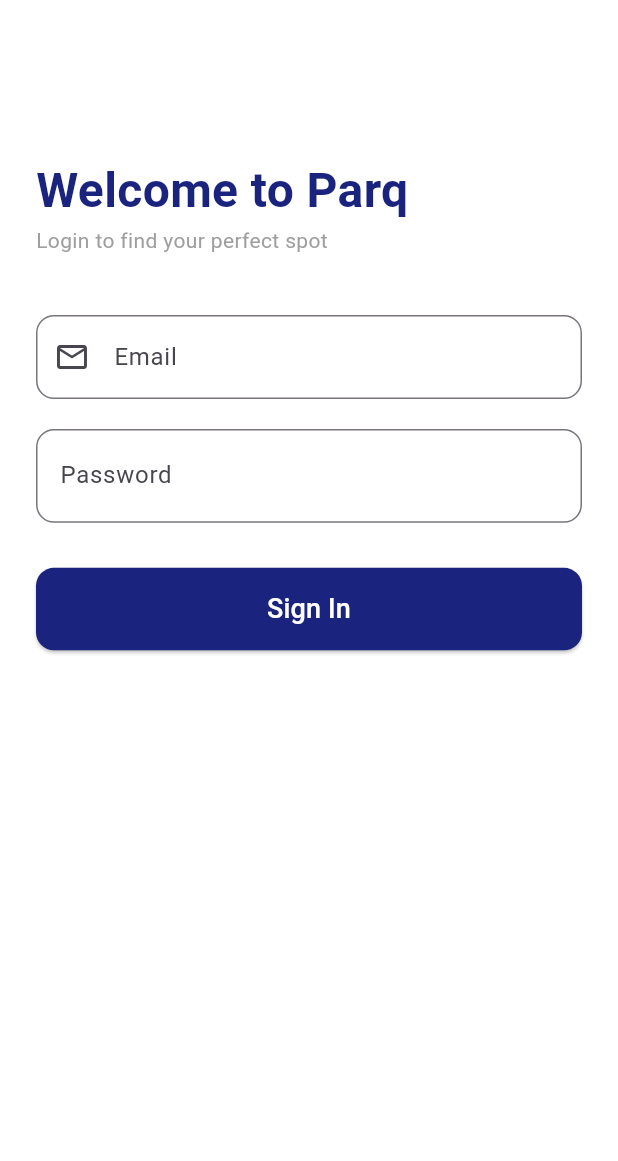
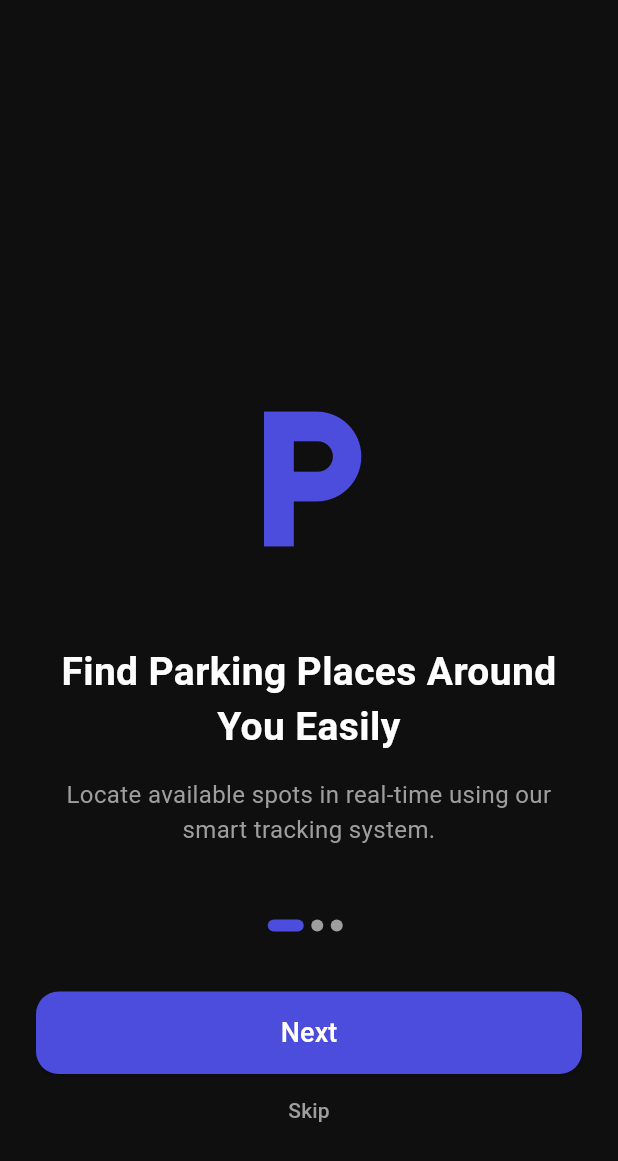
Before and after one commit to Samarth0045/PARKLY, a Flutter app: the screen it shows after launch, on a phone screen of 412 x 824 dp. Shown: the top 1161 px of the screen. Run offline on Flutter 3.47's test engine with Material 3 defaults, Android fonts, the phone set to English and light mode, and no system bars; our stand-ins replace flutter_map, latlong2.

Commit message:
UI of parking app update

```diff
--- a/lib/main.dart
+++ b/lib/main.dart
@@ -1,6 +1,7 @@
 import 'package:flutter/material.dart';
 import 'package:parkly_app/logic/provider/auth_provider.dart';
 import 'package:parkly_app/presentation/screens/login_screen.dart';
+import 'package:parkly_app/presentation/screens/onboarding_screen.dart';
 import 'package:provider/provider.dart';
 
 void main() {
@@ -20,7 +21,7 @@
   Widget build(BuildContext context) {
     return MaterialApp(
       debugShowCheckedModeBanner: false,
-      home: LoginScreen(),
+      home: OnboardingScreen(),
     );
   }
 }
--- a/lib/presentation/screens/login_screen.dart
+++ b/lib/presentation/screens/login_screen.dart
@@ -1,86 +1,63 @@
+// Inside login_screen.dart
 import 'package:flutter/material.dart';
-import 'package:provider/provider.dart';
-import '../../logic/provider/auth_provider.dart';
+import 'home_screen.dart';
+import 'signup_screen.dart';
 
 class LoginScreen extends StatelessWidget {
-  final TextEditingController emailController = TextEditingController();
-  final TextEditingController passwordController = TextEditingController();
-
   @override
   Widget build(BuildContext context) {
-    final authProvider = Provider.of<AuthProvider>(context);
-
     return Scaffold(
       backgroundColor: Colors.white,
       body: SingleChildScrollView(
         padding: const EdgeInsets.all(24.0),
         child: Column(
-          crossAxisAlignment: CrossAxisAlignment.start,
           children: [
             const SizedBox(height: 80),
-            const Text(
-              "Welcome to Parq",
-              style: TextStyle(
-                fontSize: 32,
-                fontWeight: FontWeight.bold,
-                color: Color(0xFF1A237E),
-              ),
-            ),
-            const Text(
-              "Login to find your perfect spot",
-              style: TextStyle(color: Colors.grey),
-            ),
-            const SizedBox(height: 40),
+            // ... (Your existing Welcome text and TextFields)
 
-            TextField(
-              controller: emailController,
-              decoration: InputDecoration(
-                labelText: "Email",
-                border: OutlineInputBorder(
-                  borderRadius: BorderRadius.circular(12),
+            // SIGN IN BUTTON
+            SizedBox(
+              width: double.infinity,
+              height: 55,
+              child: ElevatedButton(
+                onPressed: () {
+                  // Navigate to the Home Map you already built!
+                  Navigator.pushReplacement(
+                    context,
+                    MaterialPageRoute(builder: (context) => const HomeScreen()),
+                  );
+                },
+                style: ElevatedButton.styleFrom(
+                  backgroundColor: const Color(0xFF1A237E),
                 ),
-                prefixIcon: const Icon(Icons.email_outlined),
+                child: const Text(
+                  "Sign In",
+                  style: TextStyle(color: Colors.white),
+                ),
               ),
             ),
 
             const SizedBox(height: 20),
 
-            TextField(
-              controller: passwordController,
-              obscureText: true,
-              decoration: InputDecoration(
-                labelText: "Password",
-                border: OutlineInputBorder(
-                  borderRadius: BorderRadius.circular(12),
-                ),
-                prefix: const Icon(Icons.lock_outline),
-              ),
-            ),
-            const SizedBox(height: 30),
-
-            SizedBox(
-              width: double.infinity,
-              height: 55,
-              child: ElevatedButton(
-                onPressed: authProvider.isLoading
-                    ? null
-                    : () => authProvider.login(
-                        emailController.text,
-                        passwordController.text,
-                      ),
-                style: ElevatedButton.styleFrom(
-                  backgroundColor: const Color(0xFF1A237E),
-                  shape: RoundedRectangleBorder(
-                    borderRadius: BorderRadius.circular(12),
+            // ADD THIS: Navigation to SignUp
+            Row(
+              mainAxisAlignment: MainAxisAlignment.center,
+              children: [
+                const Text("Don't have an account? "),
+                GestureDetector(
+                  onTap: () => Navigator.push(
+                    context,
+                    MaterialPageRoute(builder: (context) => SignUpScreen()),
+                  ),
+                  child: const Text(
+                    "Sign Up",
+                    style: TextStyle(
+                      color: Color(0xFF1A237E),
+                      fontWeight: FontWeight.bold,
+                    ),
                   ),
                 ),
-                child: authProvider.isLoading
-                    ? const CircularProgressIndicator(color: Colors.white)
-                    : const Text(
-                        "Sign In",
-                        style: TextStyle(fontSize: 18, color: Colors.white),
-                      ),
-              ),
+              ],
             ),
           ],
         ),
--- /dev/null
+++ b/lib/presentation/screens/onboarding_screen.dart
@@ -0,0 +1,177 @@
+import 'package:flutter/material.dart';
+import 'login_screen.dart';
+
+class OnboardingScreen extends StatefulWidget {
+  @override
+  _OnboardingScreenState createState() => _OnboardingScreenState();
+}
+
+class _OnboardingScreenState extends State<OnboardingScreen> {
+  final PageController _controller = PageController();
+  int _currentPage = 0;
+
+  // Data based on the UI Kit images you shared
+  final List<Map<String, String>> onboardingData = [
+    {
+      "title": "Find Parking Places Around You Easily",
+      "desc":
+          "Locate available spots in real-time using our smart tracking system.",
+      "icon": "Icons.local_parking",
+    },
+    {
+      "title": "Book and Pay Parking Quickly & Safely",
+      "desc": "Secure your spot in advance and pay digitally with ease.",
+      "icon": "Icons.account_balance_wallet_outlined",
+    },
+    {
+      "title": "Extend Parking Time As You Need",
+      "desc":
+          "Get notified before time expires and extend your stay with one tap.",
+      "icon": "Icons.timer_outlined",
+    },
+  ];
+
+  @override
+  Widget build(BuildContext context) {
+    return Scaffold(
+      backgroundColor: const Color(0xFF0F0F0F), // Dark theme from your image
+      body: Stack(
+        children: [
+          PageView.builder(
+            controller: _controller,
+            onPageChanged: (value) => setState(() => _currentPage = value),
+            itemCount: onboardingData.length,
+            itemBuilder: (context, index) => OnboardingContent(
+              title: onboardingData[index]["title"]!,
+              desc: onboardingData[index]["desc"]!,
+              iconData: index == 0
+                  ? Icons.local_parking
+                  : (index == 1 ? Icons.payment : Icons.timer),
+            ),
+          ),
+
+          // Bottom Navigation & Indicators
+          Positioned(
+            bottom: 60,
+            left: 24,
+            right: 24,
+            child: Column(
+              children: [
+                // Animated Dots (UX Booster)
+                Row(
+                  mainAxisAlignment: MainAxisAlignment.center,
+                  children: List.generate(
+                    onboardingData.length,
+                    (index) => buildDot(index),
+                  ),
+                ),
+                const SizedBox(height: 40),
+
+                // Next/Get Started Button
+                SizedBox(
+                  width: double.infinity,
+                  height: 55,
+                  child: ElevatedButton(
+                    onPressed: () {
+                      if (_currentPage == onboardingData.length - 1) {
+                        Navigator.pushReplacement(
+                          context,
+                          MaterialPageRoute(
+                            builder: (context) => LoginScreen(),
+                          ),
+                        );
+                      } else {
+                        _controller.nextPage(
+                          duration: const Duration(milliseconds: 300),
+                          curve: Curves.ease,
+                        );
+                      }
+                    },
+                    style: ElevatedButton.styleFrom(
+                      backgroundColor: const Color(
+                        0xFF4C4DDC,
+                      ), // Vibrant blue accent
+                      shape: RoundedRectangleBorder(
+                        borderRadius: BorderRadius.circular(15),
+                      ),
+                    ),
+                    child: Text(
+                      _currentPage == onboardingData.length - 1
+                          ? "Get Started"
+                          : "Next",
+                      style: const TextStyle(color: Colors.white, fontSize: 18),
+                    ),
+                  ),
+                ),
+                TextButton(
+                  onPressed: () => Navigator.pushReplacement(
+                    context,
+                    MaterialPageRoute(builder: (context) => LoginScreen()),
+                  ),
+                  child: const Text(
+                    "Skip",
+                    style: TextStyle(color: Colors.grey),
+                  ),
+                ),
+              ],
+            ),
+          ),
+        ],
+      ),
+    );
+  }
+
+  // Helper to build the dots
+  Widget buildDot(int index) {
+    return AnimatedContainer(
+      duration: const Duration(milliseconds: 200),
+      margin: const EdgeInsets.only(right: 5),
+      height: 8,
+      width: _currentPage == index ? 24 : 8,
+      decoration: BoxDecoration(
+        color: _currentPage == index ? const Color(0xFF4C4DDC) : Colors.grey,
+        borderRadius: BorderRadius.circular(5),
+      ),
+    );
+  }
+}
+
+class OnboardingContent extends StatelessWidget {
+  final String title, desc;
+  final IconData iconData;
+
+  const OnboardingContent({
+    required this.title,
+    required this.desc,
+    required this.iconData,
+  });
+
+  @override
+  Widget build(BuildContext context) {
+    return Padding(
+      padding: const EdgeInsets.all(24.0),
+      child: Column(
+        mainAxisAlignment: MainAxisAlignment.center,
+        children: [
+          Icon(iconData, size: 120, color: const Color(0xFF4C4DDC)),
+          const SizedBox(height: 50),
+          Text(
+            title,
+            textAlign: TextAlign.center,
+            style: const TextStyle(
+              color: Colors.white,
+              fontSize: 26,
+              fontWeight: FontWeight.bold,
+            ),
+          ),
+          const SizedBox(height: 15),
+          Text(
+            desc,
+            textAlign: TextAlign.center,
+            style: const TextStyle(color: Colors.grey, fontSize: 16),
+          ),
+        ],
+      ),
+    );
+  }
+}
```
Also changed, not shown: lib/presentation/screens/signup_screen.dart (+129 -0 lines).
